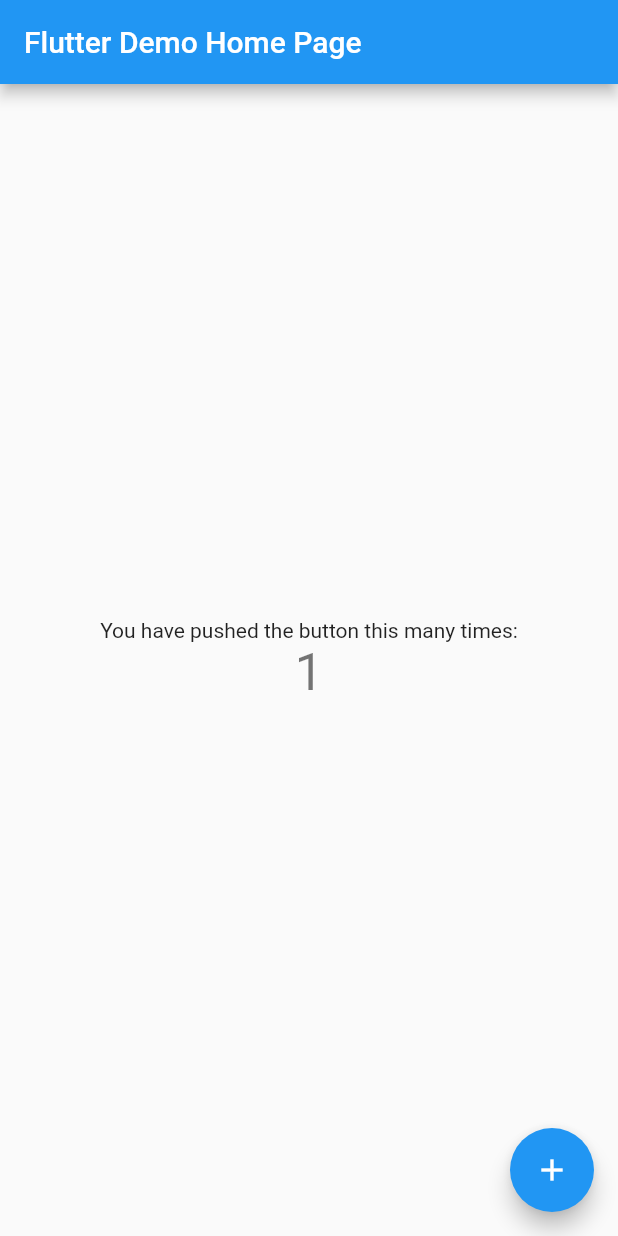
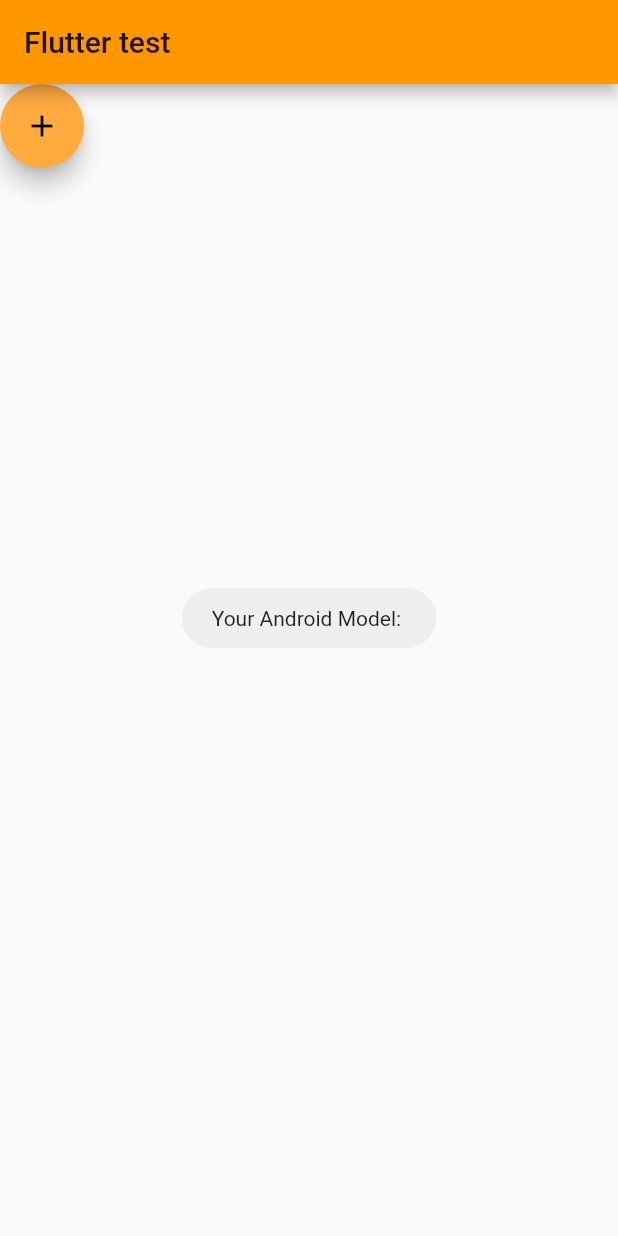
Before and after one commit to malizadeh/flutter-arvandsport, a Flutter app: the screen it shows after launch, after a tap on the "add" icon, on a phone screen of 412 x 824 dp. Run offline on Flutter 3.47's test engine with Material 2 defaults, Android fonts, the phone set to English and light mode, and no system bars; our stand-ins replace device_info, fluttertoast.

Commit message:
Some Test

```diff
--- /dev/null
+++ b/lib/layouts/home_page.dart
@@ -0,0 +1,36 @@
+import 'package:device_info/device_info.dart';
+import 'package:flutter/material.dart';
+import 'package:fluttertoast/fluttertoast.dart';
+
+class HomePage extends StatefulWidget {
+  @override
+  _HomePageState createState() => _HomePageState();
+}
+
+class _HomePageState extends State<HomePage> {
+  @override
+  Widget build(BuildContext context) {
+    return Scaffold(
+      appBar: AppBar(
+        title: Text('Flutter test'),
+      ),
+      body: Container(
+        child: FloatingActionButton(
+          onPressed: () {
+            DeviceInfoPlugin deviceInfo = DeviceInfoPlugin();
+            Future<AndroidDeviceInfo> androidInfo = deviceInfo.androidInfo;
+            androidInfo.then((final x) {
+              Fluttertoast.showToast(
+                  timeInSecForIos: 2,
+                  msg:
+                      "Your Android Model: ${x.model}",
+                  toastLength: Toast.LENGTH_SHORT,
+                  gravity: ToastGravity.CENTER);
+            });
+          },
+          child: Icon(Icons.add),
+        ),
+      ),
+    );
+  }
+}
--- a/lib/main.dart
+++ b/lib/main.dart
@@ -1,3 +1,4 @@
+import 'package:arvand_sports_assessment/layouts/home_page.dart';
 import 'package:flutter/material.dart';
 
 void main() => runApp(MyApp());
@@ -8,104 +9,12 @@ class MyApp extends StatelessWidget {
   Widget build(BuildContext context) {
     return MaterialApp(
       title: 'Flutter Demo',
+      debugShowCheckedModeBanner: false,
       theme: ThemeData(
-        // This is the theme of your application.
-        //
-        // Try running your application with "flutter run". You'll see the
-        // application has a blue toolbar. Then, without quitting the app, try
-        // changing the primarySwatch below to Colors.green and then invoke
-        // "hot reload" (press "r" in the console where you ran "flutter run",
-        // or simply save your changes to "hot reload" in a Flutter IDE).
-        // Notice that the counter didn't reset back to zero; the application
-        // is not restarted.
-        primarySwatch: Colors.blue,
+        primaryColor: Colors.orange,
+        accentColor: Colors.orangeAccent
       ),
-      home: MyHomePage(title: 'Flutter Demo Home Page'),
+      home: HomePage(),
     );
   }
 }
-
-class MyHomePage extends StatefulWidget {
-  MyHomePage({Key key, this.title}) : super(key: key);
-
-  // This widget is the home page of your application. It is stateful, meaning
-  // that it has a State object (defined below) that contains fields that affect
-  // how it looks.
-
-  // This class is the configuration for the state. It holds the values (in this
-  // case the title) provided by the parent (in this case the App widget) and
-  // used by the build method of the State. Fields in a Widget subclass are
-  // always marked "final".
-
-  final String title;
-
-  @override
-  _MyHomePageState createState() => _MyHomePageState();
-}
-
-class _MyHomePageState extends State<MyHomePage> {
-  int _counter = 0;
-
-  void _incrementCounter() {
-    setState(() {
-      // This call to setState tells the Flutter framework that something has
-      // changed in this State, which causes it to rerun the build method below
-      // so that the display can reflect the updated values. If we changed
-      // _counter without calling setState(), then the build method would not be
-      // called again, and so nothing would appear to happen.
-      _counter++;
-    });
-  }
-
-  @override
-  Widget build(BuildContext context) {
-    // This method is rerun every time setState is called, for instance as done
-    // by the _incrementCounter method above.
-    //
-    // The Flutter framework has been optimized to make rerunning build methods
-    // fast, so that you can just rebuild anything that needs updating rather
-    // than having to individually change instances of widgets.
-    return Scaffold(
-      appBar: AppBar(
-        // Here we take the value from the MyHomePage object that was created by
-        // the App.build method, and use it to set our appbar title.
-        title: Text(widget.title),
-      ),
-      body: Center(
-        // Center is a layout widget. It takes a single child and positions it
-        // in the middle of the parent.
-        child: Column(
-          // Column is also a layout widget. It takes a list of children and
-          // arranges them vertically. By default, it sizes itself to fit its
-          // children horizontally, and tries to be as tall as its parent.
-          //
-          // Invoke "debug painting" (press "p" in the console, choose the
-          // "Toggle Debug Paint" action from the Flutter Inspector in Android
-          // Studio, or the "Toggle Debug Paint" command in Visual Studio Code)
-          // to see the wireframe for each widget.
-          //
-          // Column has various properties to control how it sizes itself and
-          // how it positions its children. Here we use mainAxisAlignment to
-          // center the children vertically; the main axis here is the vertical
-          // axis because Columns are vertical (the cross axis would be
-          // horizontal).
-          mainAxisAlignment: MainAxisAlignment.center,
-          children: <Widget>[
-            Text(
-              'You have pushed the button this many times:',
-            ),
-            Text(
-              '$_counter',
-              style: Theme.of(context).textTheme.display1,
-            ),
-          ],
-        ),
-      ),
-      floatingActionButton: FloatingActionButton(
-        onPressed: _incrementCounter,
-        tooltip: 'Increment',
-        child: Icon(Icons.add),
-      ), // This trailing comma makes auto-formatting nicer for build methods.
-    );
-  }
-}
--- a/pubspec.yaml
+++ b/pubspec.yaml
@@ -45,8 +45,8 @@ flutter:
   uses-material-design: true
 
   # To add assets to your application, add an assets section, like this:
-  # assets:
-  #  - images/a_dot_burr.jpeg
+  assets:
+    - assets/images/
   #  - images/a_dot_ham.jpeg
 
   # An image asset can refer to one or more resolution-specific "variants", see
```
